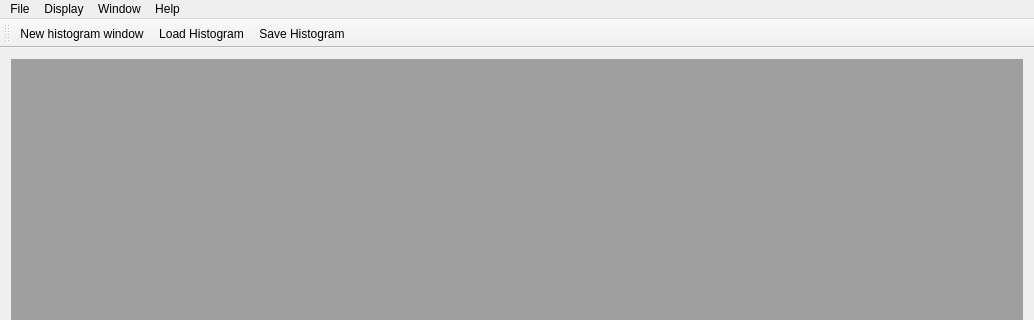
flueke/mvme, file mvme.ui: the form before one commit; both pictures show x 0 to 1034 and y 0 to 320 of the 1034 by 707 pixel window.
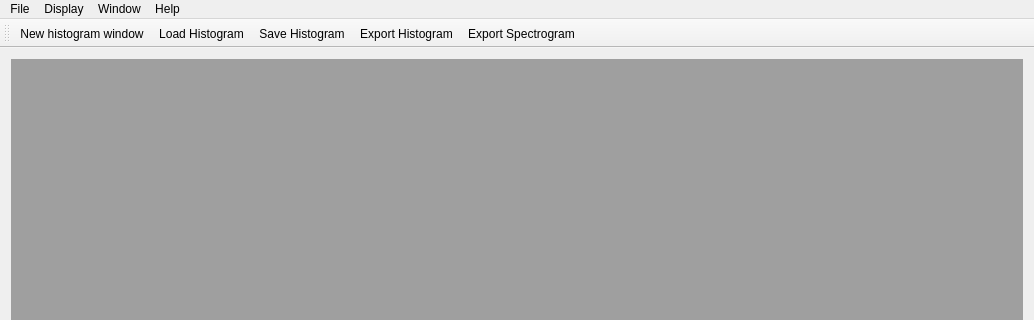
The form after the commit.

Commit message: add "export spectrogram" feature

Diff of the .ui file:
```diff
--- a/mvme.ui
+++ b/mvme.ui
@@ -74,6 +74,8 @@
    <addaction name="actionOpenNewHistogram"/>
    <addaction name="actionLoad_Histogram"/>
    <addaction name="actionSave_Histogram"/>
+   <addaction name="actionExport_Histogram"/>
+   <addaction name="actionExport_Spectrogram"/>
   </widget>
   <widget class="QStatusBar" name="statusBar"/>
   <action name="actionQuit">
@@ -137,6 +139,11 @@
     <string>Export Histogram</string>
    </property>
   </action>
+  <action name="actionExport_Spectrogram">
+   <property name="text">
+    <string>Export Spectrogram</string>
+   </property>
+  </action>
  </widget>
  <layoutdefault spacing="6" margin="11"/>
  <resources/>
```
Left out of the diff: 1 changed line with no effect on the pictures. The commit also changes 4 other files.
